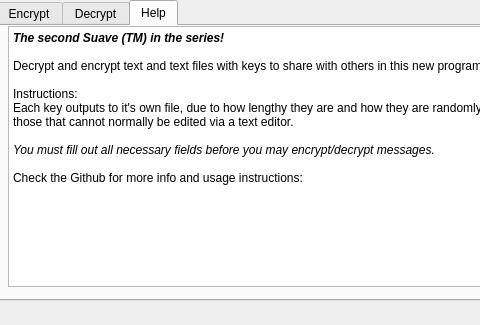
This is resources/main.ui in rockedsocks/SuaveCryptor as Qt 5 draws it before an edit; both pictures show x 0 to 480 and y 0 to 325 of the 1020 by 325 pixel window. The edited form follows.
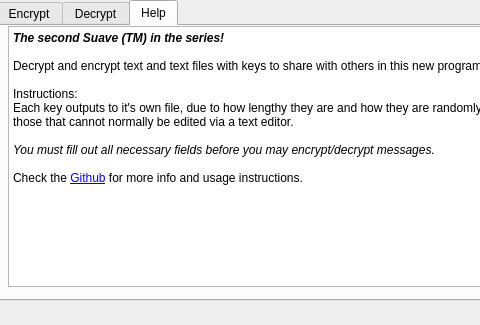
This is the edited form. The open tabs and pages were chosen to show the change. Icons and pictures are not drawn.

Commit message: Updated Github link in UI

Patch:
```diff
--- a/resources/main.ui
+++ b/resources/main.ui
@@ -680,7 +680,7 @@
 &lt;p style=&quot;-qt-paragraph-type:empty; margin-top:0px; margin-bottom:0px; margin-left:0px; margin-right:0px; -qt-block-indent:0; text-indent:0px;&quot;&gt;&lt;br /&gt;&lt;/p&gt;
 &lt;p style=&quot; margin-top:0px; margin-bottom:0px; margin-left:0px; margin-right:0px; -qt-block-indent:0; text-indent:0px;&quot;&gt;&lt;span style=&quot; font-style:italic;&quot;&gt;You must fill out all necessary fields before you may encrypt/decrypt messages.&lt;/span&gt;&lt;/p&gt;
 &lt;p style=&quot;-qt-paragraph-type:empty; margin-top:0px; margin-bottom:0px; margin-left:0px; margin-right:0px; -qt-block-indent:0; text-indent:0px; font-style:italic;&quot;&gt;&lt;br /&gt;&lt;/p&gt;
-&lt;p style=&quot; margin-top:0px; margin-bottom:0px; margin-left:0px; margin-right:0px; -qt-block-indent:0; text-indent:0px;&quot;&gt;Check the Github for more info and usage instructions: &lt;/p&gt;&lt;/body&gt;&lt;/html&gt;</string>
+&lt;p style=&quot; margin-top:0px; margin-bottom:0px; margin-left:0px; margin-right:0px; -qt-block-indent:0; text-indent:0px;&quot;&gt;Check the &lt;a href=&quot;https://github.com/rockedsocks/SuaveCryptor&quot;&gt;&lt;span style=&quot; text-decoration: underline; color:#0000ff;&quot;&gt;Github&lt;/span&gt;&lt;/a&gt; for more info and usage instructions.&lt;/p&gt;&lt;/body&gt;&lt;/html&gt;</string>
            </property>
           </widget>
          </item>
```
Left out of the diff: 2 changed lines with no effect on the pictures.
